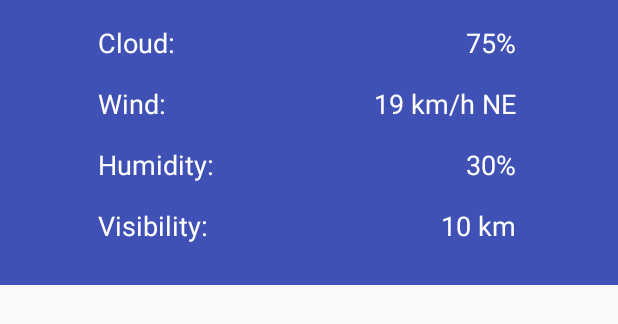
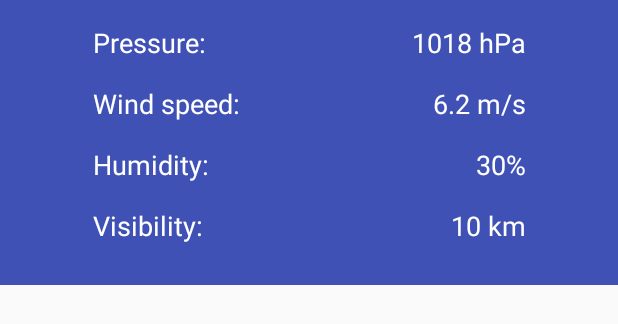
Before and after one commit to kfeth/android-sunshine, an Android app: the layout list_item_weather_stats.xml on its own in the app's theme, with its tools: preview values and no code run, on a phone screen of 412 x 824 dp. Shown: the top 324 px of the screen. Run offline under Robolectric (Android 15) with nearby library versions, the phone set to English and light mode, and no system bars.

Commit message:
• BindingAdapter functions for reusable date/time formatting in TextViews • Additional formatting via strings.xml for pressure, humidity etc

```diff
--- a/app/src/main/res/layout/list_item_weather_stats.xml
+++ b/app/src/main/res/layout/list_item_weather_stats.xml
@@ -19,10 +19,10 @@
         tools:background="@color/colorPrimary">
 
         <TextView
-            android:id="@+id/cloudLabel"
+            android:id="@+id/pressureLabel"
             android:layout_width="wrap_content"
             android:layout_height="wrap_content"
-            android:text="@string/cloud"
+            android:text="@string/pressure"
             android:textAppearance="@style/TextAppearance.AppCompat.Medium"
             android:textColor="@android:color/white"
             app:layout_constraintEnd_toEndOf="parent"
@@ -31,18 +31,18 @@
             app:layout_constraintTop_toTopOf="parent" />
 
         <TextView
-            android:id="@+id/cloud"
+            android:id="@+id/pressure"
             android:layout_width="wrap_content"
             android:layout_height="0dp"
-            android:text="Cloud"
+            android:text="@{@string/pressure_format(weather.pressure)}"
             android:textAppearance="@style/TextAppearance.AppCompat.Medium"
             android:textColor="@android:color/white"
-            app:layout_constraintBottom_toBottomOf="@+id/cloudLabel"
+            app:layout_constraintBottom_toBottomOf="@+id/pressureLabel"
             app:layout_constraintEnd_toEndOf="parent"
             app:layout_constraintHorizontal_bias="0.85"
             app:layout_constraintStart_toStartOf="parent"
-            app:layout_constraintTop_toTopOf="@+id/cloudLabel"
-            tools:text="75%" />
+            app:layout_constraintTop_toTopOf="@+id/pressureLabel"
+            tools:text="1018 hPa" />
 
 
         <TextView
@@ -53,20 +53,20 @@
             android:text="@string/wind"
             android:textAppearance="@style/TextAppearance.AppCompat.Medium"
             android:textColor="@android:color/white"
-            app:layout_constraintStart_toStartOf="@+id/cloudLabel"
-            app:layout_constraintTop_toBottomOf="@+id/cloudLabel" />
+            app:layout_constraintStart_toStartOf="@+id/pressureLabel"
+            app:layout_constraintTop_toBottomOf="@+id/pressureLabel" />
 
         <TextView
             android:id="@+id/wind"
             android:layout_width="wrap_content"
             android:layout_height="0dp"
-            android:text="Wind"
+            android:text="@{@string/wind_speed_format(weather.windSpeed)}"
             android:textAppearance="@style/TextAppearance.AppCompat.Medium"
             android:textColor="@android:color/white"
             app:layout_constraintBottom_toBottomOf="@+id/windLabel"
-            app:layout_constraintEnd_toEndOf="@+id/cloud"
+            app:layout_constraintEnd_toEndOf="@+id/pressure"
             app:layout_constraintTop_toTopOf="@+id/windLabel"
-            tools:text="19 km/h NE" />
+            tools:text="6.2 m/s" />
 
         <TextView
             android:id="@+id/humidityLabel"
@@ -76,18 +76,18 @@
             android:text="@string/humidity"
             android:textAppearance="@style/TextAppearance.AppCompat.Medium"
             android:textColor="@android:color/white"
-            app:layout_constraintStart_toStartOf="@+id/cloudLabel"
+            app:layout_constraintStart_toStartOf="@+id/pressureLabel"
             app:layout_constraintTop_toBottomOf="@+id/windLabel" />
 
         <TextView
             android:id="@+id/humidity"
             android:layout_width="wrap_content"
             android:layout_height="0dp"
-            android:text="Humidity"
+            android:text="@{@string/humidity_format(weather.humidity)}"
             android:textAppearance="@style/TextAppearance.AppCompat.Medium"
             android:textColor="@android:color/white"
             app:layout_constraintBottom_toBottomOf="@+id/humidityLabel"
-            app:layout_constraintEnd_toEndOf="@+id/cloud"
+            app:layout_constraintEnd_toEndOf="@+id/pressure"
             app:layout_constraintTop_toTopOf="@+id/humidityLabel"
             tools:text="30%" />
 
@@ -99,18 +99,18 @@
             android:text="@string/visibility"
             android:textAppearance="@style/TextAppearance.AppCompat.Medium"
             android:textColor="@android:color/white"
-            app:layout_constraintStart_toStartOf="@+id/cloudLabel"
+            app:layout_constraintStart_toStartOf="@+id/pressureLabel"
             app:layout_constraintTop_toBottomOf="@+id/humidityLabel" />
 
         <TextView
-            android:id="@+id/visibilityKm"
+            android:id="@+id/visibility"
             android:layout_width="wrap_content"
             android:layout_height="0dp"
-            android:text="Visibility"
+            android:text="@{@string/visibility_format(weather.visibility / 1000)}"
             android:textAppearance="@style/TextAppearance.AppCompat.Medium"
             android:textColor="@android:color/white"
             app:layout_constraintBottom_toBottomOf="@+id/visibilityLabel"
-            app:layout_constraintEnd_toEndOf="@+id/cloud"
+            app:layout_constraintEnd_toEndOf="@+id/pressure"
             app:layout_constraintTop_toTopOf="@+id/visibilityLabel"
             tools:text="10 km" />
 
--- a/app/src/main/res/layout/list_item_weather_sunlight.xml
+++ b/app/src/main/res/layout/list_item_weather_sunlight.xml
@@ -35,8 +35,8 @@
             android:layout_width="wrap_content"
             android:layout_height="wrap_content"
             android:layout_marginTop="@dimen/spacing_3"
-            android:text="Sunrishe"
             android:textColor="@android:color/white"
+            app:formattedTime="@{weather.sunrise}"
             app:layout_constraintEnd_toEndOf="@+id/sunriseIcon"
             app:layout_constraintStart_toStartOf="@+id/sunriseIcon"
             app:layout_constraintTop_toBottomOf="@+id/sunriseIcon"
@@ -58,8 +58,8 @@
             android:layout_width="wrap_content"
             android:layout_height="wrap_content"
             android:layout_marginTop="@dimen/spacing_3"
-            android:text="Sunset"
             android:textColor="@android:color/white"
+            app:formattedTime="@{weather.sunset}"
             app:layout_constraintEnd_toEndOf="@+id/sunsetIcon"
             app:layout_constraintStart_toStartOf="@+id/sunsetIcon"
             app:layout_constraintTop_toBottomOf="@+id/sunsetIcon"
--- a/app/src/main/res/values/strings.xml
+++ b/app/src/main/res/values/strings.xml
@@ -7,12 +7,19 @@
     <string name="search_hint"><![CDATA[Search towns & cities]]></string>
 
     <!-- Details Screen -->
-    <string name="cloud">Cloud:</string>
-    <string name="wind">Wind:</string>
+    <string name="pressure">Pressure:</string>
+    <string name="wind">Wind speed:</string>
     <string name="humidity">Humidity:</string>
     <string name="visibility">Visibility:</string>
     <string name="max_wind_speed">Max wind speed:</string>
     <string name="sunrise_sunset">Sunrise / sunset:</string>
-    <string name="updated">last update %s</string>
+    <string name="last_update">last update</string>
+
+    <string name="pressure_format">%d hPa</string>
+    <string name="wind_speed_format">%.1f m/s</string>
+    <string name="humidity_format">%1$d%%</string>
+    <string name="visibility_format">%d km</string>
+    <string name="date_format">EEEE, d MMM</string>
+    <string name="time_format">h:mm a</string>
 
 </resources>
```
Also changed, not shown: app/src/main/java/com/kfeth/sunshine/adapters/BindingAdapter.kt (+12 -0 lines), app/src/main/java/com/kfeth/sunshine/data/CurrentWeather.kt (+4 -12 lines), app/src/main/res/layout/list_item_weather_summary.xml (+20 -7 lines).
